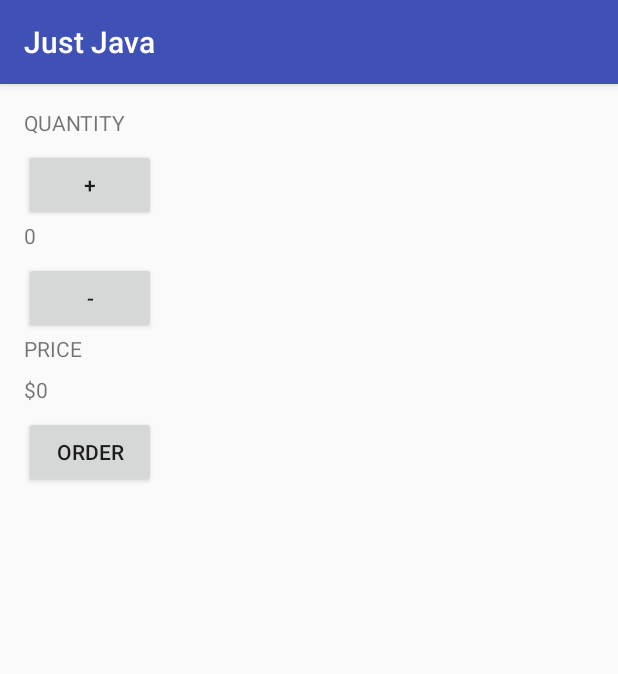
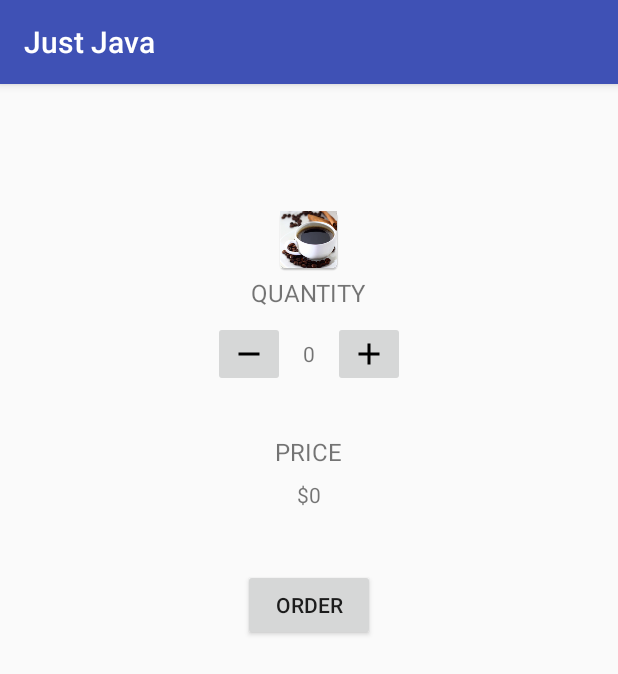
Before and after one commit to alexholoo/Just-Java, an Android app: the screen it shows after launch (MainActivity), on a phone screen of 412 x 824 dp. Shown: the top 674 px of the screen. Run offline under Robolectric (Android 15) with nearby library versions, the phone set to English and light mode, and no system bars.

Commit message:
Minor improvements on UI

```diff
--- /dev/null
+++ b/app/src/main/res/drawable/ic_add_black_24dp.xml
@@ -0,0 +1,9 @@
+<vector xmlns:android="http://schemas.android.com/apk/res/android"
+        android:width="24dp"
+        android:height="24dp"
+        android:viewportWidth="24.0"
+        android:viewportHeight="24.0">
+    <path
+        android:fillColor="#FF000000"
+        android:pathData="M19,13h-6v6h-2v-6H5v-2h6V5h2v6h6v2z"/>
+</vector>
--- /dev/null
+++ b/app/src/main/res/drawable/ic_remove_black_24dp.xml
@@ -0,0 +1,9 @@
+<vector xmlns:android="http://schemas.android.com/apk/res/android"
+        android:width="24dp"
+        android:height="24dp"
+        android:viewportWidth="24.0"
+        android:viewportHeight="24.0">
+    <path
+        android:fillColor="#FF000000"
+        android:pathData="M19,13H5v-2h14v2z"/>
+</vector>
--- a/app/src/main/res/layout/activity_main.xml
+++ b/app/src/main/res/layout/activity_main.xml
@@ -3,43 +3,61 @@
     xmlns:android="http://schemas.android.com/apk/res/android"
     xmlns:app="http://schemas.android.com/apk/res-auto"
     xmlns:tools="http://schemas.android.com/tools"
+    android:gravity="center_horizontal"
     android:orientation="vertical"
     android:layout_width="match_parent"
     android:layout_height="match_parent"
     android:layout_margin="16dp"
     tools:context="com.example.h94hu.justjava.MainActivity">
 
-
+    <ImageView
+        android:layout_width="wrap_content"
+        android:layout_height="wrap_content"
+        android:layout_marginTop="64dp"
+        android:src="@mipmap/ic_launcher"/>
     <TextView
         android:layout_width="wrap_content"
         android:layout_height="wrap_content"
         android:text="Quantity"
+        android:textSize="16sp"
         android:layout_marginBottom="8dp"
         android:textAllCaps="true" />
-    <Button
+
+    <RelativeLayout
+        android:layout_width="match_parent"
+        android:layout_height="wrap_content">
+        <ImageButton
             android:layout_width="wrap_content"
             android:layout_height="wrap_content"
-        android:text="+"
+            android:src="@drawable/ic_add_black_24dp"
+            android:id="@+id/btnPlus"
+            android:layout_toRightOf="@+id/tvQuantity"
             android:onClick="increaseQuantity"/>
 
         <TextView
             android:id="@+id/tvQuantity"
+            android:layout_width="32dp"
+            android:layout_height="wrap_content"
+            android:text="0"
+            android:layout_centerInParent="true"
+            android:layout_alignBaseline="@+id/btnPlus"
+            android:textAlignment="center" />
+
+        <ImageButton
             android:layout_width="wrap_content"
             android:layout_height="wrap_content"
-        android:layout_marginBottom="8dp"
-        android:text="0" />
-
-    <Button
-        android:layout_width="wrap_content"
-        android:layout_height="wrap_content"
-        android:text="-"
+            android:src="@drawable/ic_remove_black_24dp"
+            android:layout_toLeftOf="@id/tvQuantity"
             android:onClick="decreaseQuantity"/>
 
+    </RelativeLayout>
 
     <TextView
         android:layout_width="wrap_content"
         android:layout_height="wrap_content"
         android:text="Price"
+        android:textSize="16sp"
+        android:layout_marginTop="32dp"
         android:layout_marginBottom="8dp"
         android:textAllCaps="true" />
 
@@ -54,6 +72,7 @@
         android:id="@+id/orderBtn"
         android:layout_width="wrap_content"
         android:layout_height="wrap_content"
+        android:layout_marginTop="32dp"
         android:layout_marginBottom="8dp"
         android:text="Order"
         android:onClick="submitOrder"/>
```
Lines whose indentation alone changed are shown as unchanged.
